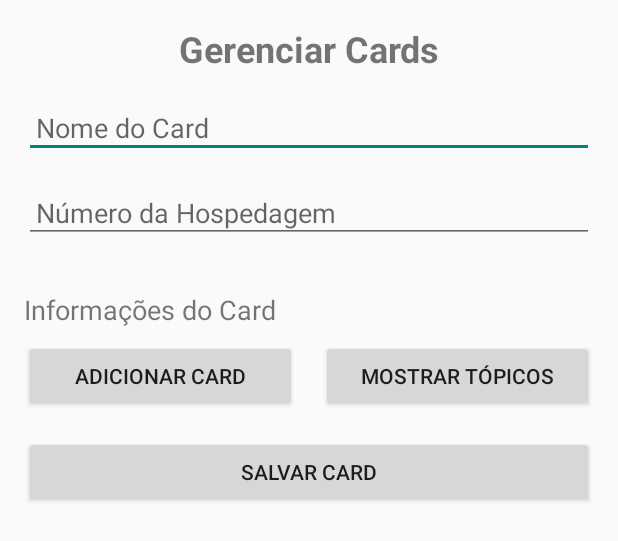
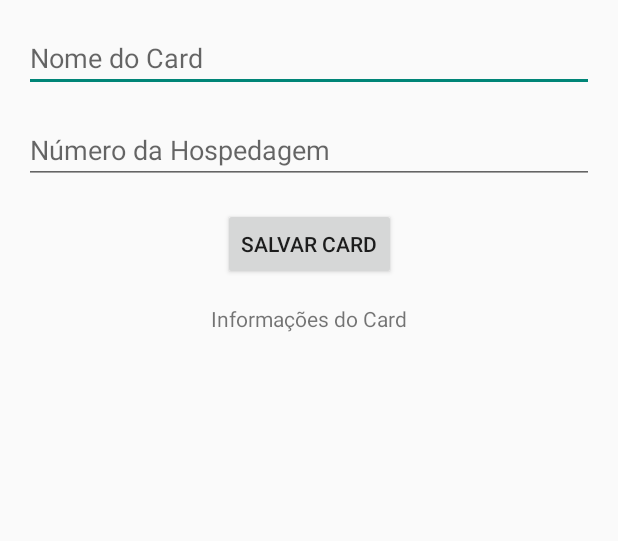
Before and after one commit to CelioBasilio/MonitorCO, an Android app built with Jetpack Compose: the layout activity_manage_cards.xml on its own in the app's theme, with its tools: preview values and no code run, on a phone screen of 412 x 824 dp. Shown: the top 541 px of the screen. Run offline under Robolectric (Android 15) with nearby library versions, the phone set to English and light mode, and no system bars.

Commit message:
Grande atualização do APP.

```diff
--- a/app/src/main/java/com/example/monitorco/activities/ManageCardsActivity.kt
+++ b/app/src/main/java/com/example/monitorco/activities/ManageCardsActivity.kt
@@ -11,18 +11,21 @@ import androidx.recyclerview.widget.LinearLayoutManager
 import androidx.recyclerview.widget.RecyclerView
 import com.example.monitorco.R
 import com.example.monitorco.adapters.CardAdapter
+import com.example.monitorco.databinding.ActivityManageCardsBinding
 import com.example.monitorco.managers.CardManager
 import com.example.monitorco.models.Card
 
 class ManageCardsActivity : AppCompatActivity() {
 
+    private lateinit var binding: ActivityManageCardsBinding
     private lateinit var cardManager: CardManager
     private lateinit var cardAdapter: CardAdapter
     private var userId: String = "" // ID do usuário logado
 
     override fun onCreate(savedInstanceState: Bundle?) {
         super.onCreate(savedInstanceState)
-        setContentView(R.layout.activity_manage_cards)
+        binding = ActivityManageCardsBinding.inflate(layoutInflater)
+        setContentView(binding.root)
 
         cardManager = CardManager()
         userId = intent.getStringExtra("USER_ID") ?: ""
@@ -33,12 +36,10 @@ class ManageCardsActivity : AppCompatActivity() {
             return
         }
 
-
-
         // Botão para salvar um novo card
-        findViewById<Button>(R.id.btnSaveCard).setOnClickListener {
-            val cardName = findViewById<EditText>(R.id.edtCardName).text.toString()
-            val hospedagemNumero = findViewById<EditText>(R.id.edtHospedagemNumero).text.toString()
+        binding.btnSaveCard.setOnClickListener {
+            val cardName = binding.edtCardName.text.toString()
+            val hospedagemNumero = binding.edtHospedagemNumero.text.toString()
             if (cardName.isNotEmpty() && hospedagemNumero.isNotEmpty()) {
                 saveNewCard(cardName, hospedagemNumero)
             } else {
@@ -49,8 +50,6 @@ class ManageCardsActivity : AppCompatActivity() {
         // Carregar cards existentes
         loadCards()
     }
-
-
 
     private fun loadCards() {
         cardManager.getCardsByUserId(userId) { cards ->
@@ -66,7 +65,7 @@ class ManageCardsActivity : AppCompatActivity() {
         val newCardId = generateNewCardId()
 
         val newCard = Card(
-            id = "", // O ID será gerado automaticamente ao salvar o card no banco
+            id = "",
             cardId = newCardId,
             userId = userId,
             hospedagemNumero = hospedagemNumero,
@@ -79,7 +78,7 @@ class ManageCardsActivity : AppCompatActivity() {
             if (success) {
                 Toast.makeText(this, "Card salvo com sucesso!", Toast.LENGTH_SHORT).show()
                 val topic = "pousada/$newCardId/status"
-                findViewById<TextView>(R.id.txtCardInfo).text = "Tópico MQTT: $topic"
+                binding.txtCardInfo.text = "Tópico MQTT: $topic"
                 loadCards()
             } else {
                 Toast.makeText(this, "Erro ao salvar card", Toast.LENGTH_SHORT).show()
--- a/app/src/main/res/layout/activity_manage_cards.xml
+++ b/app/src/main/res/layout/activity_manage_cards.xml
@@ -1,88 +1,63 @@
 <?xml version="1.0" encoding="utf-8"?>
-<LinearLayout
+<androidx.constraintlayout.widget.ConstraintLayout
     xmlns:android="http://schemas.android.com/apk/res/android"
+    xmlns:app="http://schemas.android.com/apk/res-auto"
     xmlns:tools="http://schemas.android.com/tools"
     android:layout_width="match_parent"
-    android:layout_height="match_parent"
-    android:orientation="vertical"
-    android:padding="16dp"
-    tools:context=".activities.ManageCardsActivity">
+    android:layout_height="match_parent">
 
-    <!-- Título da Tela -->
-    <TextView
-        android:id="@+id/tvManageCardsTitle"
-        android:layout_width="match_parent"
-        android:layout_height="wrap_content"
-        android:text="Gerenciar Cards"
-        android:textSize="24sp"
-        android:textStyle="bold"
-        android:gravity="center"
-        android:paddingBottom="16dp"/>
-
-    <!-- Campo para o nome do Card -->
+    <!-- EditText para nome do card -->
     <EditText
         android:id="@+id/edtCardName"
-        android:layout_width="match_parent"
+        android:layout_width="0dp"
         android:layout_height="wrap_content"
         android:hint="Nome do Card"
-        android:inputType="text"
-        android:padding="8dp"
-        android:layout_marginBottom="16dp"/>
+        app:layout_constraintTop_toTopOf="parent"
+        app:layout_constraintStart_toStartOf="parent"
+        app:layout_constraintEnd_toEndOf="parent"
+        android:layout_margin="16dp" />
 
-    <!-- Campo para o número da hospedagem -->
+    <!-- EditText para número de hospedagem -->
     <EditText
         android:id="@+id/edtHospedagemNumero"
-        android:layout_width="match_parent"
+        android:layout_width="0dp"
         android:layout_height="wrap_content"
         android:hint="Número da Hospedagem"
-        android:inputType="number"
-        android:padding="8dp"
-        android:layout_marginBottom="16dp"/>
-
-
-    <!-- Exibe as informações do card -->
-    <TextView
-        android:id="@+id/txtCardInfo"
-        android:layout_width="match_parent"
-        android:layout_height="wrap_content"
-        android:text="Informações do Card"
-        android:textSize="18sp"
-        android:paddingTop="16dp"
-        android:paddingBottom="8dp"/>
-
-    <!-- Botões para adicionar e mostrar tópicos -->
-    <LinearLayout
-        android:layout_width="match_parent"
-        android:layout_height="wrap_content"
-        android:orientation="horizontal"
-        android:gravity="center">
-
-        <Button
-            android:id="@+id/btnAddCard"
-            android:layout_width="0dp"
-            android:layout_height="wrap_content"
-            android:layout_weight="1"
-            android:text="Adicionar Card"
-            android:padding="8dp"
-            android:layout_marginEnd="8dp" />
-
-        <Button
-            android:id="@+id/btnShowTopics"
-            android:layout_width="0dp"
-            android:layout_height="wrap_content"
-            android:layout_weight="1"
-            android:text="Mostrar Tópicos"
-            android:padding="8dp"
-            android:layout_marginStart="8dp" />
-    </LinearLayout>
+        app:layout_constraintTop_toBottomOf="@+id/edtCardName"
+        app:layout_constraintStart_toStartOf="parent"
+        app:layout_constraintEnd_toEndOf="parent"
+        android:layout_margin="16dp" />
 
     <!-- Botão para salvar o card -->
     <Button
         android:id="@+id/btnSaveCard"
-        android:layout_width="match_parent"
+        android:layout_width="wrap_content"
         android:layout_height="wrap_content"
         android:text="Salvar Card"
-        android:padding="12dp"
-        android:layout_marginTop="16dp" />
+        app:layout_constraintTop_toBottomOf="@+id/edtHospedagemNumero"
+        app:layout_constraintStart_toStartOf="parent"
+        app:layout_constraintEnd_toEndOf="parent"
+        android:layout_margin="16dp" />
 
-</LinearLayout>
+    <!-- TextView para exibir informações do card -->
+    <TextView
+        android:id="@+id/txtCardInfo"
+        android:layout_width="wrap_content"
+        android:layout_height="wrap_content"
+        android:text="Informações do Card"
+        app:layout_constraintTop_toBottomOf="@+id/btnSaveCard"
+        app:layout_constraintStart_toStartOf="parent"
+        app:layout_constraintEnd_toEndOf="parent"
+        android:layout_margin="16dp" />
+
+    <!-- RecyclerView para exibir a lista de cards -->
+    <androidx.recyclerview.widget.RecyclerView
+        android:id="@+id/recyclerViewCards"
+        android:layout_width="0dp"
+        android:layout_height="0dp"
+        app:layout_constraintTop_toBottomOf="@+id/txtCardInfo"
+        app:layout_constraintStart_toStartOf="parent"
+        app:layout_constraintEnd_toEndOf="parent"
+        app:layout_constraintBottom_toBottomOf="parent"
+        android:layout_margin="16dp" />
+</androidx.constraintlayout.widget.ConstraintLayout>
```
Also changed, not shown: 1 other file.
